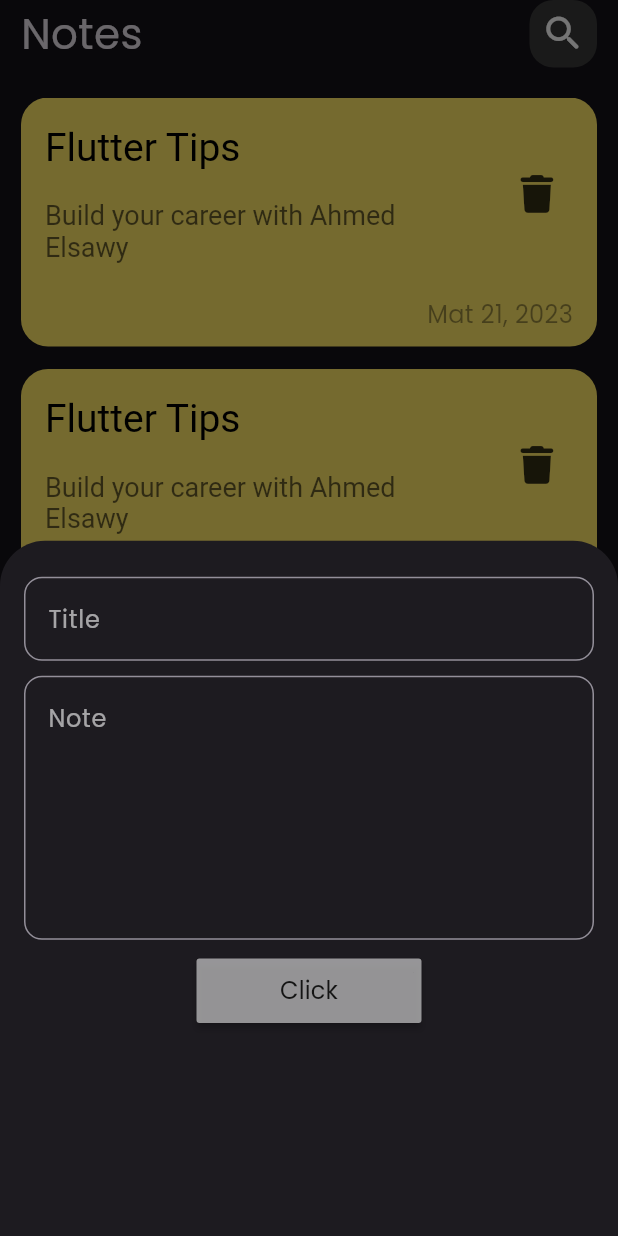
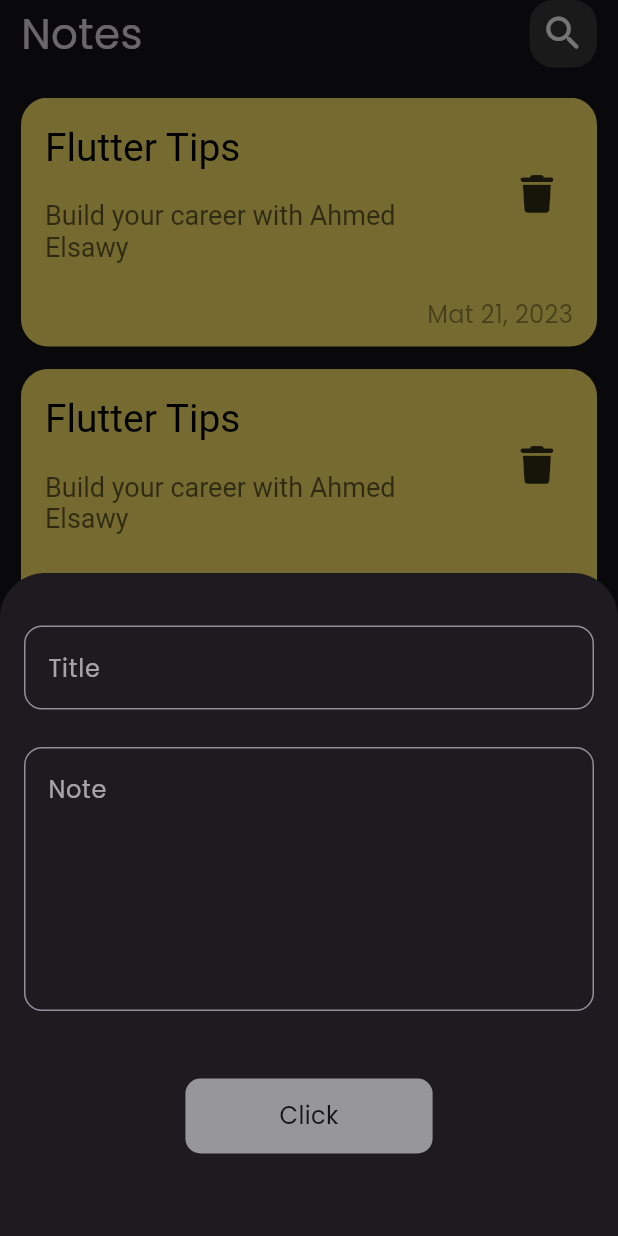
Before and after one commit to A-Elsawy/notes-app, a Flutter app: the screen it shows after launch, after a tap on the "add" icon, on a phone screen of 412 x 824 dp. Run offline on Flutter 3.47's test engine with Material 3 defaults, Android fonts, the phone set to English and light mode, and no system bars; our stand-ins replace font_awesome_flutter.

Commit message:
create edit note view

```diff
--- a/lib/views/notes_view.dart
+++ b/lib/views/notes_view.dart
@@ -8,6 +8,8 @@ class NotesView extends StatelessWidget {
   @override
   Widget build(BuildContext context) {
     return Scaffold(
+      resizeToAvoidBottomInset: true,
+      // ------------------
       body: const NotesViewBody(),
       // ------------------------
       floatingActionButton: FloatingActionButton(
--- a/lib/views/widgets/notes_list_view.dart
+++ /dev/null
@@ -1,32 +0,0 @@
-import 'package:flutter/material.dart';
-import 'package:notes_app/views/widgets/note_item.dart';
-
-class NotesListView extends StatelessWidget {
-  const NotesListView({super.key});
-
-  // final List<Color> data = const [
-  //   Color(0xffffe666),
-  //   Color(0xfff5c27d),
-  //   Color(0xfff6cebf),
-  //   Color(0xffe3b7d2),
-  //   Color(0xffbfe7f6),
-  //   Color(0xfffffff0),
-  //   Color(0xfff5fffa),
-  //   Color(0xffe0ffff),
-  //   Color(0xfffffafa),
-  // ];
-  @override
-  Widget build(BuildContext context) {
-    return ListView.separated(
-      shrinkWrap: true,
-      itemBuilder: (context, index) => const NoteItem(
-          // color:
-          //     data.length - 1 <= index ? const Color(0xfffffafa) : data[index])
-          ),
-      itemCount: 20,
-      separatorBuilder: (context, index) => const SizedBox(
-        height: 15,
-      ),
-    );
-  }
-}
--- a/lib/widgets/custom_bottom_sheet.dart
+++ b/lib/widgets/custom_bottom_sheet.dart
@@ -1,46 +1,28 @@
 import 'package:flutter/material.dart';
 import 'package:notes_app/widgets/custom_text_field.dart';
+import 'package:notes_app/widgets/cutom_button.dart';
 
 class AddCustomNoteBottomSheet extends StatelessWidget {
   const AddCustomNoteBottomSheet({super.key});
 
   @override
   Widget build(BuildContext context) {
-    return Container(
-      decoration: const BoxDecoration(),
-      child: Padding(
-        padding: const EdgeInsets.symmetric(
-          horizontal: 16.0,
-        ),
+    return const Padding(
+      padding: EdgeInsets.symmetric(horizontal: 16.0),
+      child: SingleChildScrollView(
+        physics: BouncingScrollPhysics(),
         child: Column(
           children: [
-            const SizedBox(
-              height: 24,
-            ),
-            const CustomTextField(hintText: 'Title'),
-            const SizedBox(
-              height: 10,
-            ),
-            const CustomTextField(
+            SizedBox(height: 35),
+            CustomTextField(hintText: 'Title'),
+            SizedBox(height: 25),
+            CustomTextField(
               hintText: 'Note',
               maxLines: 6,
             ),
-            const SizedBox(
-              height: 10,
-            ),
-            MaterialButton(
-              onPressed: () {},
-              color: Colors.white54,
-              minWidth: 150,
-              padding: const EdgeInsets.symmetric(vertical: 10),
-              child: const Text(
-                'Click',
-                style: TextStyle(
-                  color: Colors.black87,
-                  fontSize: 16,
-                ),
-              ),
-            ),
+            SizedBox(height: 45),
+            CustomButton(),
+            SizedBox(height: 55),
           ],
         ),
       ),
--- /dev/null
+++ b/lib/widgets/cutom_button.dart
@@ -0,0 +1,31 @@
+import 'package:flutter/material.dart';
+
+class CustomButton extends StatelessWidget {
+  const CustomButton({
+    super.key,
+  });
+
+  @override
+  Widget build(BuildContext context) {
+    return GestureDetector(
+      onTap: () {},
+      child: Container(
+        width: MediaQuery.of(context).size.width * 0.4,
+        height: 50,
+        decoration: BoxDecoration(
+          color: Colors.white54,
+          borderRadius: BorderRadius.circular(10),
+        ),
+        child: const Center(
+          child: Text(
+            'Click',
+            style: TextStyle(
+              color: Colors.black87,
+              fontSize: 16,
+            ),
+          ),
+        ),
+      ),
+    );
+  }
+}
--- a/lib/widgets/note_item.dart
+++ b/lib/widgets/note_item.dart
@@ -1,5 +1,6 @@
 import 'package:flutter/material.dart';
 import 'package:font_awesome_flutter/font_awesome_flutter.dart';
+import 'package:notes_app/views/edit_note_view.dart';
 
 class NoteItem extends StatelessWidget {
   final Color? color;
@@ -8,7 +9,16 @@ class NoteItem extends StatelessWidget {
 
   @override
   Widget build(BuildContext context) {
-    return Container(
+    return GestureDetector(
+      onTap: () {
+        Navigator.push(
+          context,
+          MaterialPageRoute(
+            builder: (context) => const EditNoteView(),
+          ),
+        );
+      },
+      child: Container(
         padding: const EdgeInsets.symmetric(horizontal: 16, vertical: 10),
         decoration: BoxDecoration(
           color: color ?? const Color(0xffffe666),
@@ -19,7 +29,8 @@ class NoteItem extends StatelessWidget {
           children: [
             ListTile(
               title: const Text('Flutter Tips'),
-            titleTextStyle: const TextStyle(fontSize: 26, color: Colors.black),
+              titleTextStyle:
+                  const TextStyle(fontSize: 26, color: Colors.black),
               contentPadding: const EdgeInsets.all(0),
               subtitle: const Padding(
                 padding: EdgeInsets.only(top: 20.0),
@@ -50,6 +61,7 @@ class NoteItem extends StatelessWidget {
             ),
           ],
         ),
+      ),
     );
   }
 }
```
Also changed, not shown: lib/views/edit_note_view.dart (added, +13 -0 lines), lib/views/widgets/custom_app_bar.dart (deleted, +0 -22 lines), lib/views/widgets/custom_search_icon.dart (deleted, +0 -23 lines), lib/views/widgets/note_item.dart (deleted, +0 -55 lines), lib/views/widgets/notes_view_body.dart (deleted, +0 -29 lines), lib/widgets/edit_note_view_body.dart (added, +10 -0 lines). Lines whose indentation alone changed are shown as unchanged.
